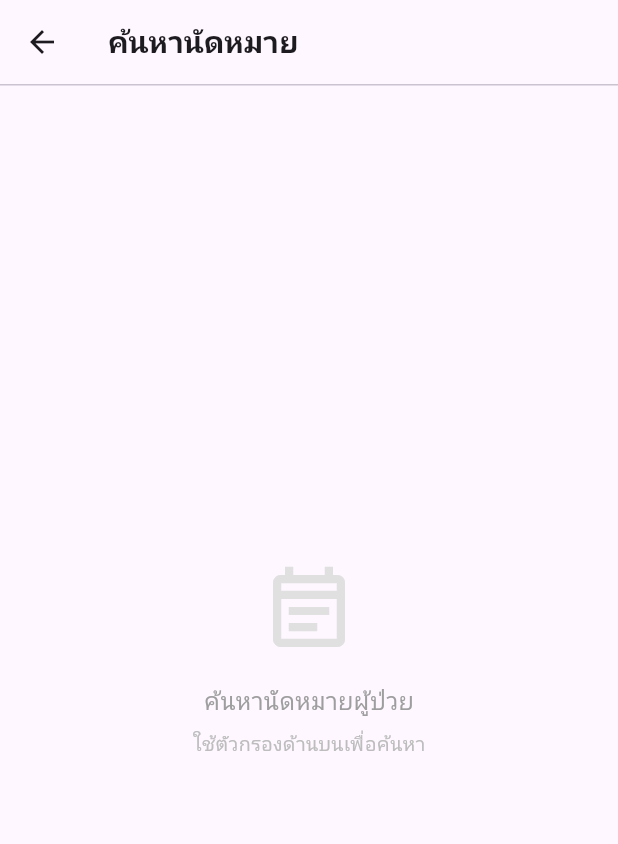
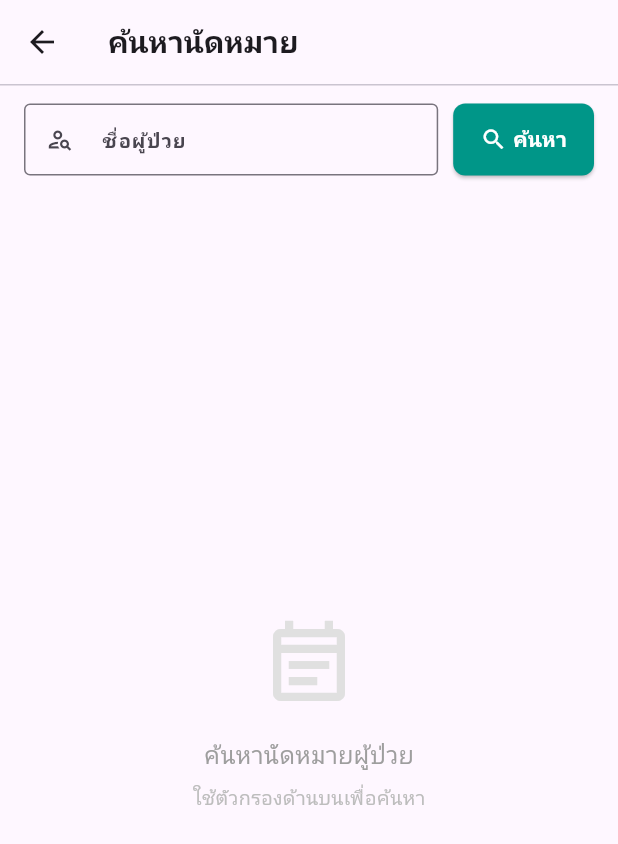
Before and after one commit to titic443/master_project_v2, a Flutter app: the _ClinicSearchView screen opened directly, on a phone screen of 412 x 824 dp. Shown: the top 844 px of the screen. Run offline on Flutter 3.47's test engine with Material 3 defaults, Android fonts, the phone set to English and light mode, and no system bars; our stand-ins replace bloc, equatable, flutter_bloc.

Commit message:
fix: edge_cases_empty_all_fields ใช้ expectedFailKeys เมื่อไม่มี validator
- เปลี่ยน fallback จาก hardcode 'Required' เป็นใช้ expectedFailKeys (*_expected_fail)
  เพราะ page ที่ไม่มี validator (เช่น search page) การ submit empty จะ trigger fail dialog แทน
- เปลี่ยน return type ของ buildEdgeCaseEmptyFields เป็น nullable
  ถ้าไม่มีทั้ง validator messages และ expectedFailKeys → ข้ามไม่สร้าง test case
- เพิ่ม search TextField + button กลับเข้า clinic_search_page หลัง refactor

Co-Authored-By: Claude Sonnet 4.6 <noreply@anthropic.com>

```diff
--- a/lib/demos/clinic_search_page.dart
+++ b/lib/demos/clinic_search_page.dart
@@ -69,9 +69,74 @@ class _ClinicSearchView extends StatelessWidget {
           }
         },
         builder: (context, state) {
+          final cubit = context.read<ClinicSearchCubit>();
+          final isLoading = state.status == ClinicSearchStatus.loading;
           return Column(
             children: [
               const Divider(height: 1),
+              Padding(
+                padding: const EdgeInsets.fromLTRB(16, 12, 16, 12),
+                child: Row(
+                  children: [
+                    Expanded(
+                      child: TextField(
+                        key: const Key('search_01_patient_name_textfield'),
+                        style: const TextStyle(fontSize: 14),
+                        decoration: const InputDecoration(
+                          labelText: 'ชื่อผู้ป่วย',
+                          labelStyle: TextStyle(
+                              fontSize: 13, fontWeight: FontWeight.w600),
+                          hintText: 'เช่น สมชาย',
+                          hintStyle:
+                              TextStyle(fontSize: 12, color: Colors.grey),
+                          prefixIcon:
+                              Icon(Icons.person_search_outlined, size: 18),
+                          border: OutlineInputBorder(),
+                          isDense: true,
+                          contentPadding: EdgeInsets.symmetric(
+                              vertical: 12, horizontal: 10),
+                        ),
+                        onChanged: cubit.onPatientNameChanged,
+                        onSubmitted: (_) => cubit.search(),
+                      ),
+                    ),
+                    const SizedBox(width: 10),
+                    ElevatedButton(
+                      key: const Key('search_05_end_button'),
+                      onPressed: isLoading ? null : cubit.search,
+                      style: ElevatedButton.styleFrom(
+                        padding: const EdgeInsets.symmetric(
+                            vertical: 14, horizontal: 18),
+                        backgroundColor: Colors.teal,
+                        foregroundColor: Colors.white,
+                        shape: RoundedRectangleBorder(
+                          borderRadius: BorderRadius.circular(8),
+                        ),
+                      ),
+                      child: isLoading
+                          ? const SizedBox(
+                              width: 18,
+                              height: 18,
+                              child: CircularProgressIndicator(
+                                strokeWidth: 2,
+                                color: Colors.white,
+                              ),
+                            )
+                          : const Row(
+                              mainAxisSize: MainAxisSize.min,
+                              children: [
+                                Icon(Icons.search, size: 18),
+                                SizedBox(width: 4),
+                                Text('ค้นหา',
+                                    style: TextStyle(
+                                        fontSize: 14,
+                                        fontWeight: FontWeight.bold)),
+                              ],
+                            ),
+                    ),
+                  ],
+                ),
+              ),
               Expanded(child: _ResultSection(state: state)),
             ],
           );
```
Also changed, not shown: tools/script_v2/generate_test_data.dart (+19 -12 lines).
